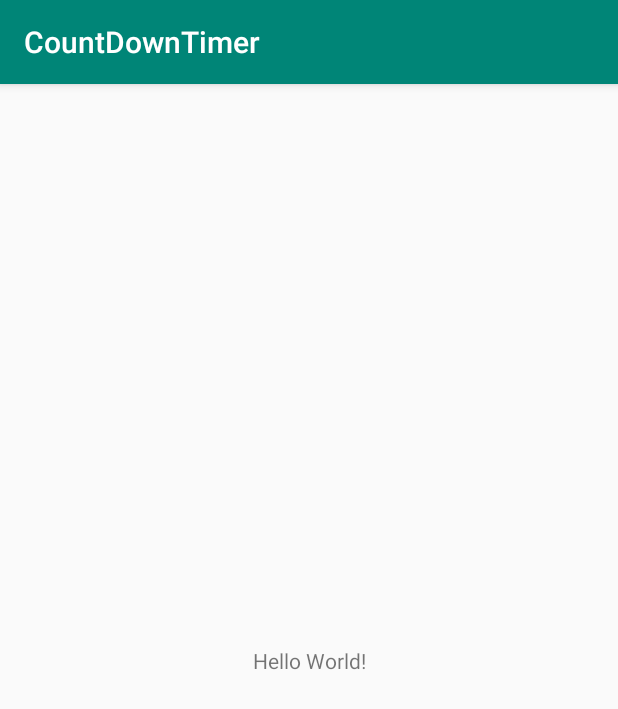
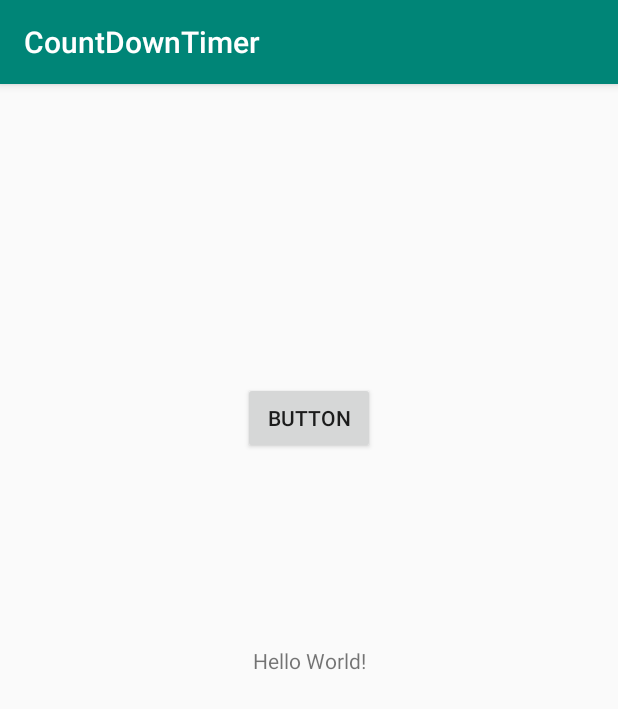
Before and after one commit to MadhushikaTJayasinghe/CountDownTimer, an Android app: the screen it shows after launch (MainActivity), on a phone screen of 412 x 824 dp. Shown: the top 709 px of the screen. Run offline under Robolectric (Android 15) with nearby library versions, the phone set to English and light mode, and no system bars.

Commit message:
Added a button

```diff
--- a/app/src/main/res/layout/activity_main.xml
+++ b/app/src/main/res/layout/activity_main.xml
@@ -15,4 +15,20 @@
         app:layout_constraintRight_toRightOf="parent"
         app:layout_constraintTop_toTopOf="parent" />
 
+    <Button
+        android:id="@+id/button"
+        android:layout_width="wrap_content"
+        android:layout_height="wrap_content"
+        android:layout_marginStart="161dp"
+        android:layout_marginLeft="161dp"
+        android:layout_marginTop="180dp"
+        android:layout_marginEnd="162dp"
+        android:layout_marginRight="162dp"
+        android:layout_marginBottom="503dp"
+        android:text="Button"
+        app:layout_constraintBottom_toBottomOf="parent"
+        app:layout_constraintEnd_toEndOf="parent"
+        app:layout_constraintStart_toStartOf="parent"
+        app:layout_constraintTop_toTopOf="parent" />
+
 </android.support.constraint.ConstraintLayout>
```
